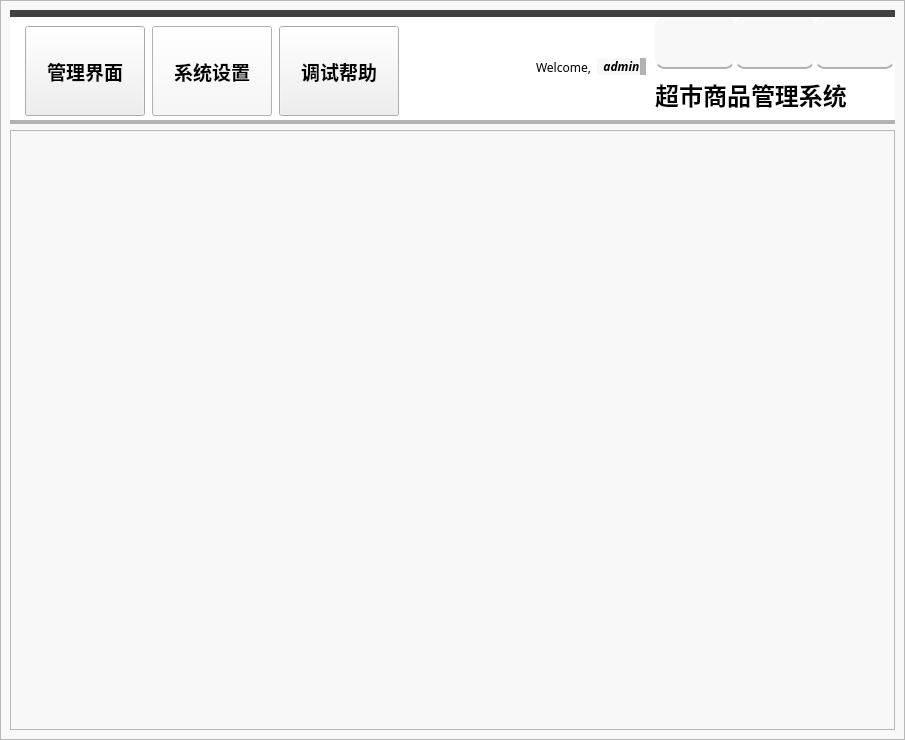
This is main/mainwidget.ui in ylxcvvan/Supermarket-Commodity-Management-System as Qt 5 draws it before an edit. The edited form follows.
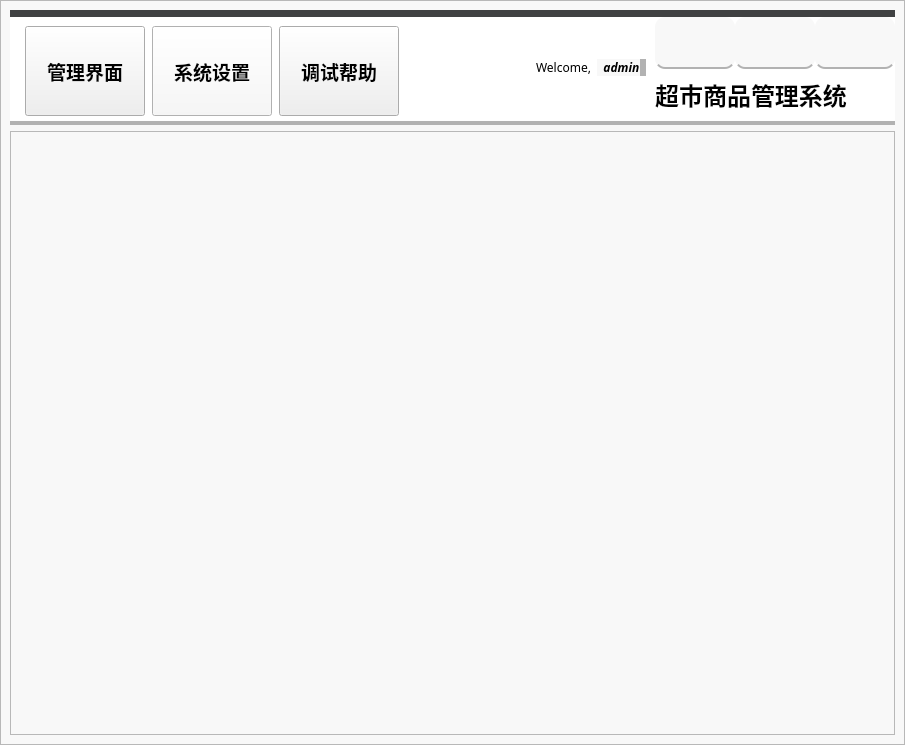
This is the edited form. Icons and pictures are not drawn. Custom widgets are drawn as their Qt base class.

```diff
--- a/main/mainwidget.ui
+++ b/main/mainwidget.ui
@@ -7,7 +7,7 @@
     <x>0</x>
     <y>0</y>
     <width>905</width>
-    <height>702</height>
+    <height>745</height>
    </rect>
   </property>
   <property name="windowTitle">
@@ -54,6 +54,12 @@
           <verstretch>0</verstretch>
          </sizepolicy>
         </property>
+        <property name="minimumSize">
+         <size>
+          <width>0</width>
+          <height>115</height>
+         </size>
+        </property>
         <property name="styleSheet">
          <string notr="true">#widgetTitle {
     background-color: rgb(255, 255, 255);
@@ -105,7 +111,7 @@
             <item>
              <widget class="AnimateToolButton" name="toolButtonMain">
               <property name="sizePolicy">
-               <sizepolicy hsizetype="Fixed" vsizetype="Expanding">
+               <sizepolicy hsizetype="Fixed" vsizetype="Fixed">
                 <horstretch>0</horstretch>
                 <verstretch>0</verstretch>
                </sizepolicy>
@@ -127,7 +133,7 @@
                <enum>Qt::NoFocus</enum>
               </property>
               <property name="styleSheet">
-               <string notr="true"/>
+               <string notr="true">toolButtonMain { outline: none; }</string>
               </property>
               <property name="text">
                <string>管理界面</string>
@@ -156,7 +162,7 @@
             <item>
              <widget class="AnimateToolButton" name="toolButtonConfig">
               <property name="sizePolicy">
-               <sizepolicy hsizetype="Fixed" vsizetype="Expanding">
+               <sizepolicy hsizetype="Fixed" vsizetype="Fixed">
                 <horstretch>0</horstretch>
                 <verstretch>0</verstretch>
                </sizepolicy>
@@ -301,7 +307,7 @@
             <item>
              <widget class="AnimateToolButton" name="toolButtonHelp">
               <property name="sizePolicy">
-               <sizepolicy hsizetype="Fixed" vsizetype="Expanding">
+               <sizepolicy hsizetype="Fixed" vsizetype="Fixed">
                 <horstretch>0</horstretch>
                 <verstretch>0</verstretch>
                </sizepolicy>
```
